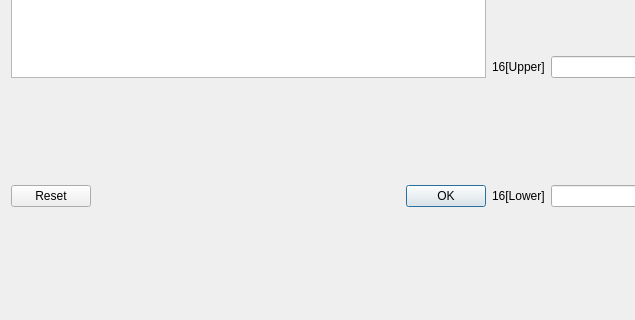
First picture: the form in md5.ui, repository sunquakes/development-kits, before the edit; both pictures show x 0 to 635 and y 314 to 634 of the 1122 by 634 pixel window.
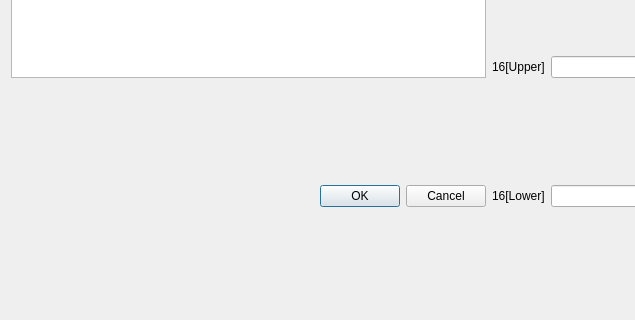
Second picture: the form after the edit.

Commit message: Md5 and copy md5 text to clipboard.

What changed in the file:
```diff
--- a/md5.ui
+++ b/md5.ui
@@ -82,9 +82,12 @@
     </widget>
    </item>
    <item row="3" column="0">
-    <widget class="QDialogButtonBox" name="button">
+    <widget class="QDialogButtonBox" name="submit_button">
+     <property name="layoutDirection">
+      <enum>Qt::LeftToRight</enum>
+     </property>
      <property name="standardButtons">
-      <set>QDialogButtonBox::Ok|QDialogButtonBox::Reset</set>
+      <set>QDialogButtonBox::Cancel|QDialogButtonBox::Ok</set>
      </property>
     </widget>
    </item>
```
Left out of the diff: 24 changed lines with no effect on the pictures. The commit also changes 2 other files.
